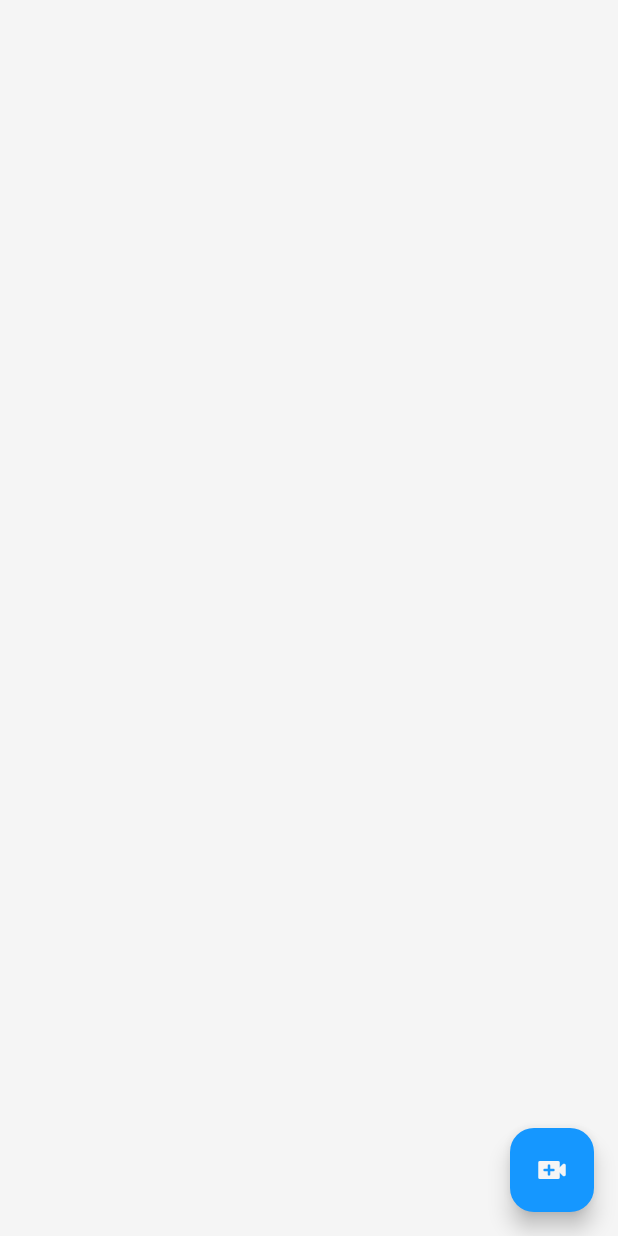
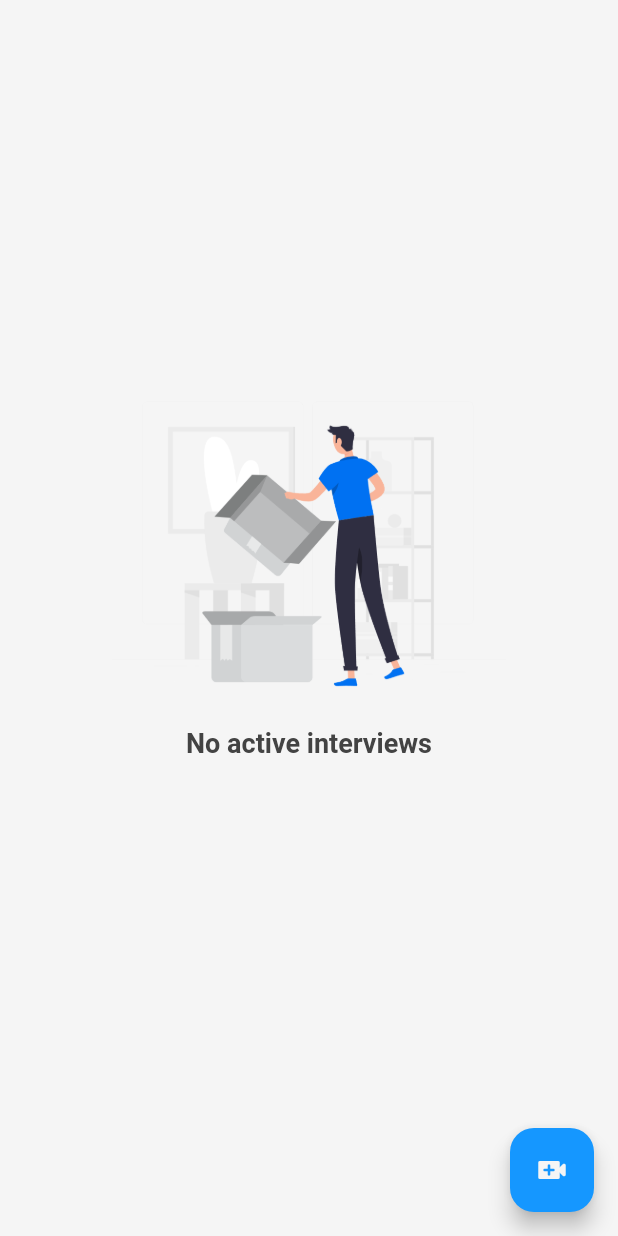
Before and after one commit to PhuocDinh462/student_hub, a Flutter app: the Interviews screen opened directly, on a phone screen of 412 x 824 dp. Run offline on Flutter 3.47's test engine with Material 3 defaults, Android fonts, the phone set to English and light mode, and no system bars; drawn by our look-alikes of loader_overlay; our stand-ins replace awesome_snackbar_content, dio, dotted_border, dropdown_search, equatable, file_picker and 15 more; missing offline and left inert: country_flags, is_first_run, language_code, month_year_picker, zego_uikit_prebuilt_call; accounts and stored records are empty; generated files the repository leaves out were written again; network calls fail.

Commit message:
chore: Add localization for "noActiveInterviews" message

```diff
--- a/lib/l10n/app_en.arb
+++ b/lib/l10n/app_en.arb
@@ -270,5 +270,6 @@
   "errorPasswordContent": "Please enter valid password (has capital letter and number)",
   "search": "Search",
   "noCompanyProfile": "Company profile is not found",
-  "errorPasswordMatchContent": "Please enter the same password"
+  "errorPasswordMatchContent": "Please enter the same password",
+  "noActiveInterviews": "No active interviews"
 }
--- a/lib/l10n/app_vi.arb
+++ b/lib/l10n/app_vi.arb
@@ -270,5 +270,6 @@
   "errorPasswordContent": "Vui lòng nhập mật khẩu hợp lệ (có chữ in hoa và số)",
   "search": "Tìm kiếm",
   "noCompanyProfile": "Không tìm thấy hồ sơ công ty",
-  "errorPasswordMatchContent": "Vui lòng xác nhận đúng mật khẩu"
+  "errorPasswordMatchContent": "Vui lòng xác nhận đúng mật khẩu",
+  "noActiveInterviews": "Không có cuộc họp nào được lên lịch"
 }
--- a/lib/screens/interviews/interviews.dart
+++ b/lib/screens/interviews/interviews.dart
@@ -7,6 +7,8 @@ import 'package:student_hub/models/interview.model.dart';
 import 'package:student_hub/providers/providers.dart';
 import 'package:student_hub/screens/interviews/widgets/interview_item.dart';
 import 'package:student_hub/screens/interviews/widgets/join_meeting_dialog.dart';
+import 'package:student_hub/utils/empty.dart';
+import 'package:flutter_gen/gen_l10n/app_localizations.dart';
 
 class Interviews extends StatefulWidget {
   const Interviews({super.key});
@@ -63,6 +65,12 @@ class _InterviewsState extends State<Interviews> {
       ),
       body: isLoading
           ? const Center(child: CircularProgressIndicator())
+          : interviews.isEmpty
+              ? Center(
+                  child: Empty(
+                    text: AppLocalizations.of(context)!.noActiveInterviews,
+                  ),
+                )
               : ListView.builder(
                   itemCount: interviews.length,
                   itemBuilder: (context, index) {
```
Lines whose indentation alone changed are shown as unchanged.
